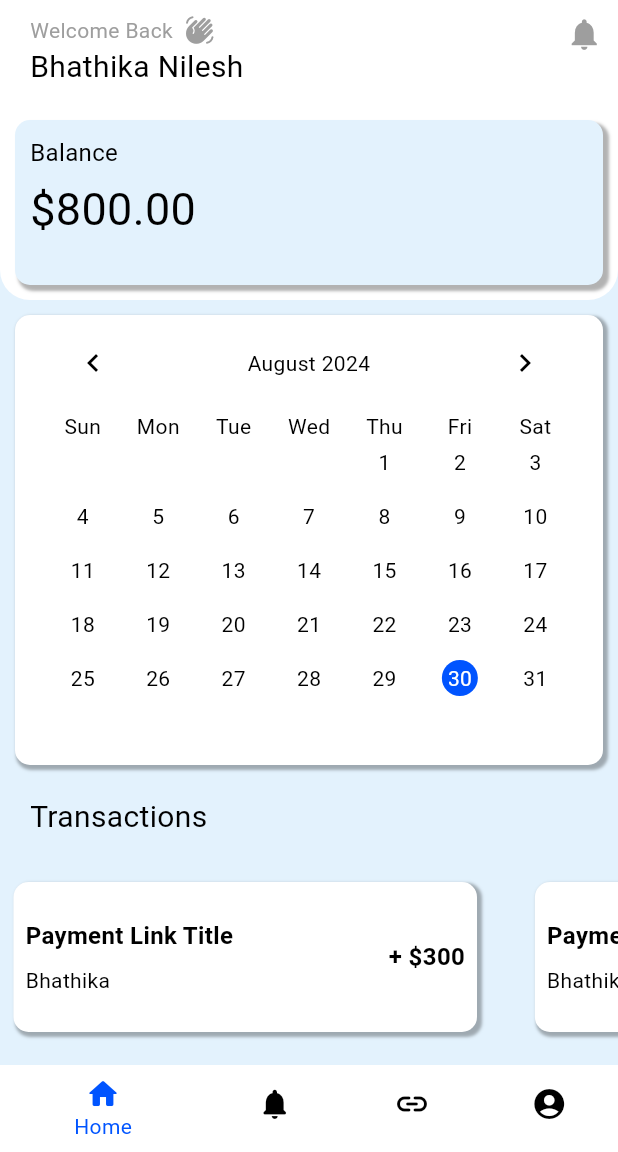
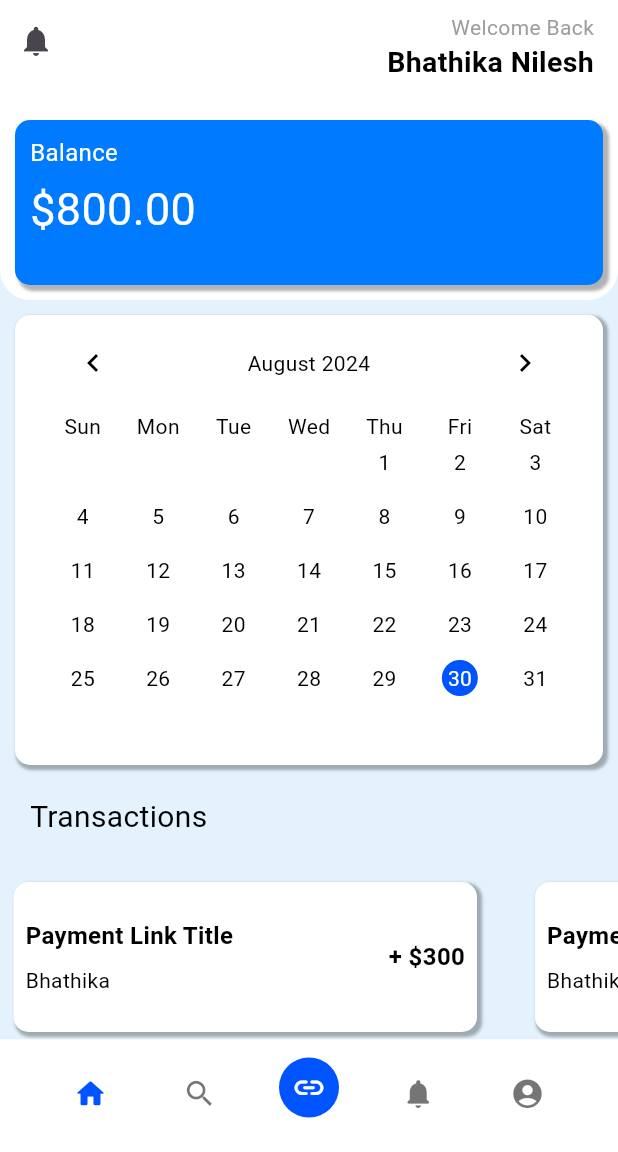
Before and after one commit to bhathiknk/linkcash_app, a Flutter app: the MyHomePage screen opened directly, on a phone screen of 412 x 824 dp, the part 84-1236 px from its top. Run offline on Flutter 3.47's test engine with Material 3 defaults, Android fonts, the phone set to English and light mode, and no system bars; drawn by our look-alikes of table_calendar; our stand-ins replace connectivity_plus, image_picker, shared_preferences; missing offline and left inert: flutter_share; accounts and stored records are empty.

Commit message:
nav bar changed and home page color changed

```diff
--- a/lib/MainScreens/Home_Screen.dart
+++ b/lib/MainScreens/Home_Screen.dart
@@ -15,6 +15,7 @@ class MyHomePage extends StatefulWidget {
 }
 
 class _MyHomePageState extends State<MyHomePage> {
+  // Instance of ConnectivityService to check internet connectivity
   final ConnectivityService _connectivityService = ConnectivityService();
   ConnectivityResult? _initialConnectivityResult;
   bool _isInitialCheckComplete = false;
@@ -22,9 +23,10 @@ class _MyHomePageState extends State<MyHomePage> {
   @override
   void initState() {
     super.initState();
-    _checkInitialConnectivity();
+    _checkInitialConnectivity(); // Check initial internet connectivity when the widget is initialized
   }
 
+  // Function to check initial connectivity and set state accordingly
   Future<void> _checkInitialConnectivity() async {
     var initialConnectivityResult = await _connectivityService.checkInitialConnectivity();
     setState(() {
@@ -42,120 +44,108 @@ class _MyHomePageState extends State<MyHomePage> {
         title: const Text(
           "Link Cash",
           style: TextStyle(
-            color: Colors.white, // Set text color to white
+            color: Colors.white,
           ),
         ),
-        centerTitle: true,
+        centerTitle: true, // Center the title in the AppBar
       ),
+      // Using StreamBuilder to monitor connectivity changes
       body: StreamBuilder<ConnectivityResult>(
         stream: _connectivityService.connectivityStream,
         builder: (context, snapshot) {
           if (!_isInitialCheckComplete) {
-            return Center(child: CircularProgressIndicator());
+            // Show loading indicator while checking initial connectivity
+            return const Center(child: CircularProgressIndicator());
           } else {
-            ConnectivityResult? result = snapshot.data ?? _initialConnectivityResult;
+            final result = snapshot.data ?? _initialConnectivityResult;
             if (result == ConnectivityResult.none) {
+              // Show No Internet UI if there's no connectivity
               return NoInternetUI();
             } else {
+              // If connected, show the main content of the homepage
               return _buildHomePageContent(context);
             }
           }
         },
       ),
+      // Custom Bottom Navigation Bar with a Floating Action Button
       bottomNavigationBar: BottomNavigationBarWithFab(
         currentIndex: 0,
         onTap: (index) {
-          // Handle navigation if needed
+          // Handle bottom navigation tap events if needed
         },
       ),
     );
   }
 
+  // Function to build the main content of the homepage
   Widget _buildHomePageContent(BuildContext context) {
+    final screenWidth = MediaQuery.of(context).size.width; // Get screen width for responsive design
+
     return Container(
-      color: DarkModeHandler.getBackgroundColor(),
+      color: DarkModeHandler.getBackgroundColor(), // Set background color based on theme
       child: Column(
         children: [
-          Stack(
+          _buildTopSection(screenWidth), // Top section with greeting and balance information
+          const SizedBox(height: 10),
+          _buildCalendarContainer(screenWidth), // Calendar widget showing current date and events
+          const SizedBox(height: 20),
+          _buildTransactionsHeader(), // Header for the Transactions section
+          _buildTransactionsList(screenWidth), // Horizontal list of recent transactions
+        ],
+      ),
+    );
+  }
+
+  // Function to build the top section containing welcome message and balance
+  Widget _buildTopSection(double screenWidth) {
+    return Stack(
       children: [
-              ///Top White Container///
         Container(
           decoration: BoxDecoration(
             color: DarkModeHandler.getTopContainerColor(),
-                  borderRadius: BorderRadius.only(
+            borderRadius: const BorderRadius.only(
               bottomLeft: Radius.circular(20),
               bottomRight: Radius.circular(20),
             ),
           ),
-                height: 200,
+          height: 200, // Height of the background container
         ),
-
-              ///'Welcome Back' text///
-              const Positioned(
-                top: 10,
-                left: 10,
-                child: Row(
-                  children: [
-                    SizedBox(width: 10), // Add some space between the icon and text
-                    Text(
-                      'Welcome Back',
-                      style: TextStyle(
-                        fontFamily: 'Roboto',
-                        fontSize: 14,
-                        color: Colors.grey,
+        TopBarFb4(
+          title: 'Welcome Back', // Title message
+          upperTitle: 'Bhathika Nilesh', // Subheading with the user’s name
+          onTapMenu: () {
+            // Handle menu button tap here
+          },
         ),
-                    ),
-                    SizedBox(width: 8),
-                    Icon(Icons.waving_hand_rounded, size: 20, color: Colors.grey),
-                  ],
-                ),
-              ),
-
-              ///'Bhathika Nilesh' text///
         Positioned(
-                top: 30, // Adjust the position as needed
-                left: 20,
-                child: Text(
-                  'Bhathika Nilesh',
-                  style: TextStyle(
-                    fontFamily: 'Roboto',
-                    fontSize: 20,
-                    color: DarkModeHandler.getCalendarTextColor(),
-                  ),
-                ),
-              ),
-
-              ///Notification icon///
-              const Positioned(
-                top: 10,
-                right: 10,
-                child: Icon(Icons.notifications, size: 25, color: Colors.grey),
-              ),
-
-              ///balance show container///
-              Positioned(
-                top: 80, // Adjust the position as needed
+          top: 80,
           left: 10,
           right: 10,
-                child: Container(
+          child: _buildBalanceContainer(), // Positioned widget showing the balance
+        ),
+      ],
+    );
+  }
+
+  // Function to build the balance container showing current balance amount
+  Widget _buildBalanceContainer() {
+    return Container(
       height: 110,
       decoration: BoxDecoration(
-                    //background color called//
-                    color: DarkModeHandler.getBackgroundColor(),
+        color: DarkModeHandler.getMainBalanceContainer(),
         borderRadius: BorderRadius.circular(10),
         boxShadow: [
           BoxShadow(
             color: const Color(0xff000000).withOpacity(0.3),
             spreadRadius: 1,
             blurRadius: 1,
-                        offset: Offset(3, 3), // changes position of shadow
+            offset: const Offset(3, 3), // Shadow effect for depth
           ),
         ],
       ),
-
-                  ///Balance text and value///
       child: Padding(
-                    padding: EdgeInsets.all(10.0),
+        padding: const EdgeInsets.all(10.0),
         child: Column(
           crossAxisAlignment: CrossAxisAlignment.start,
           children: [
@@ -164,31 +154,29 @@ class _MyHomePageState extends State<MyHomePage> {
               style: TextStyle(
                 fontFamily: 'Roboto',
                 fontSize: 16,
-                            color: DarkModeHandler.getMainContainersTextColor(),
+                color: DarkModeHandler.getMainBalanceContainerTextColor(),
               ),
             ),
-                        SizedBox(height: 5),
+            const SizedBox(height: 5),
             Text(
-                          '\$800.00',
+              '\$800.00', // Display the current balance
               style: TextStyle(
                 fontFamily: 'Roboto',
                 fontSize: 30,
-                            color: DarkModeHandler.getMainContainersTextColor(),
+                color: DarkModeHandler.getMainBalanceContainerTextColor(),
               ),
             ),
           ],
         ),
       ),
-                ),
-              ),
-            ],
-          ),
+    );
+  }
 
-          ///calendar container///
-          const SizedBox(height: 10), // space between the white container and the calendar
-          Container(
+  // Function to build the container that holds the Calendar widget
+  Widget _buildCalendarContainer(double screenWidth) {
+    return Container(
       padding: const EdgeInsets.symmetric(horizontal: 20),
-            width: MediaQuery.of(context).size.width - 20,
+      width: screenWidth - 20,
       decoration: BoxDecoration(
         color: DarkModeHandler.getMainContainersColor(),
         borderRadius: BorderRadius.circular(10),
@@ -197,17 +185,18 @@ class _MyHomePageState extends State<MyHomePage> {
             color: const Color(0xff000000).withOpacity(0.3),
             spreadRadius: 1,
             blurRadius: 1,
-                  offset: Offset(2, 2), // changes position of shadow
+            offset: const Offset(2, 2), // Shadow for the container
           ),
         ],
       ),
-            child: CalendarWidget(),
-          ),
+      child: const CalendarWidget(), // Custom calendar widget
+    );
+  }
 
-          /// 'Transactions' text///
-          const SizedBox(height: 20), // Add some space between the white calendar container and the Transaction text
-          Padding(
-            padding: EdgeInsets.symmetric(horizontal: 20),
+  // Function to build the header for the Transactions section
+  Widget _buildTransactionsHeader() {
+    return Padding(
+      padding: const EdgeInsets.symmetric(horizontal: 20),
       child: Row(
         children: [
           Text(
@@ -218,22 +207,33 @@ class _MyHomePageState extends State<MyHomePage> {
               color: DarkModeHandler.getMainContainersTextColor(),
             ),
           ),
-                Spacer(), // Add flexible space to push the text to the left
+          const Spacer(), // Space between the header and any potential action buttons
         ],
       ),
-          ),
+    );
+  }
 
-          /// Transactions show container///
-          Expanded(
+  // Function to build the list of recent transactions
+  Widget _buildTransactionsList(double screenWidth) {
+    return Expanded(
       child: SingleChildScrollView(
-              scrollDirection: Axis.horizontal, // Allow scrolling horizontally
+        scrollDirection: Axis.horizontal, // Horizontal scrolling
         child: Row(
           children: List.generate(
-                  5, // Number of containers to generate
-                      (index) => Padding(
-                    padding: const EdgeInsets.all(9.0), // Add padding between containers
+            5, // Number of transactions to display
+                (index) => _buildTransactionItem(screenWidth),
+          ),
+        ),
+      ),
+    );
+  }
+
+  // Function to build each transaction item in the list
+  Widget _buildTransactionItem(double screenWidth) {
+    return Padding(
+      padding: const EdgeInsets.all(9.0),
       child: Container(
-                      width: MediaQuery.of(context).size.width * 0.8, // Adjust the width of the container
+        width: screenWidth * 0.8,
         decoration: BoxDecoration(
           color: DarkModeHandler.getBackgroundColor(),
           borderRadius: BorderRadius.circular(10),
@@ -241,60 +241,65 @@ class _MyHomePageState extends State<MyHomePage> {
         child: Column(
           crossAxisAlignment: CrossAxisAlignment.start,
           children: [
-                          const SizedBox(
-                            height: 20, // Add space between SizedBox widgets
+            const SizedBox(height: 20),
+            _buildTransactionDetails(screenWidth), // Transaction details like title and amount
+          ],
         ),
-                          Container(
-                            width: MediaQuery.of(context).size.width * 0.75, // Adjust the width of the inner container
+      ),
+    );
+  }
+
+  // Function to build the details of each transaction, including title and amount
+  Widget _buildTransactionDetails(double screenWidth) {
+    return Container(
+      width: screenWidth * 0.75,
       decoration: BoxDecoration(
         color: DarkModeHandler.getMainContainersColor(),
-                              borderRadius: BorderRadius.circular(10), // Adjust the border radius
+        borderRadius: BorderRadius.circular(10),
         boxShadow: [
           BoxShadow(
             color: const Color(0xff000000).withOpacity(0.3),
             spreadRadius: 1,
             blurRadius: 1,
-                                  offset: Offset(2, 2), // changes position of shadow
+            offset: const Offset(2, 2), // Shadow for the transaction item
           ),
         ],
       ),
       child: SizedBox(
-                              width: MediaQuery.of(context).size.width * 0.75, // Adjust the width
-                              height: 100, // Adjust the height
+        width: screenWidth * 0.75,
+        height: 100, // Set the height for the transaction detail container
         child: Row(
-                                mainAxisAlignment: MainAxisAlignment.spaceBetween, // Align content horizontally
-                                children: [
-                                  Column(
-                                    crossAxisAlignment: CrossAxisAlignment.start,
-                                    mainAxisAlignment: MainAxisAlignment.center, // Align content vertically
+          mainAxisAlignment: MainAxisAlignment.spaceBetween,
           children: [
             Padding(
-                                        padding: EdgeInsets.only(left: 8.0),
-                                        child: Text(
-                                          "Payment Link Title",
+              padding: const EdgeInsets.only(left: 8.0),
+              child: Column(
+                crossAxisAlignment: CrossAxisAlignment.start,
+                mainAxisAlignment: MainAxisAlignment.center,
+                children: [
+                  Text(
+                    "Payment Link Title", // Title of the transaction
                     style: TextStyle(
                       fontSize: 16,
                       fontWeight: FontWeight.bold,
                       color: DarkModeHandler.getMainContainersTextColor(),
                     ),
                   ),
-                                      ),
-                                      Padding(
-                                        padding: EdgeInsets.only(left: 8.0, top: 8.0),
-                                        child: Text(
-                                          "Bhathika",
+                  const SizedBox(height: 8.0),
+                  Text(
+                    "Bhathika", // Payee or transaction participant name
                     style: TextStyle(
                       fontSize: 14,
                       color: DarkModeHandler.getMainContainersTextColor(),
                     ),
                   ),
-                                      ),
                 ],
               ),
+            ),
             Padding(
-                                    padding: EdgeInsets.all(8.0),
+              padding: const EdgeInsets.all(8.0),
               child: Text(
-                                      "+ \$300",
+                "+ \$300", // Transaction amount
                 style: TextStyle(
                   fontSize: 16,
                   fontWeight: FontWeight.bold,
@@ -305,13 +310,57 @@ class _MyHomePageState extends State<MyHomePage> {
           ],
         ),
       ),
+    );
+  }
+}
+
+// Define the TopBarFb4 widget used in the top section
+class TopBarFb4 extends StatelessWidget {
+  final String title;
+  final String upperTitle;
+  final Function() onTapMenu;
+
+  const TopBarFb4({
+    required this.title,
+    required this.upperTitle,
+    required this.onTapMenu,
+    Key? key,
+  }) : super(key: key);
+
+  @override
+  Widget build(BuildContext context) {
+    return SizedBox(
+      width: MediaQuery.of(context).size.width,
+      child: Row(
+        mainAxisAlignment: MainAxisAlignment.spaceBetween,
+        children: [
+          IconButton(
+            icon: const Icon(Icons.notifications),
+            onPressed: onTapMenu, // Trigger action when menu button is pressed
+          ),
+          Padding(
+            padding: const EdgeInsets.only(right: 16.0, top: 8.0),
+            child: Column(
+              mainAxisAlignment: MainAxisAlignment.start,
+              crossAxisAlignment: CrossAxisAlignment.end,
+              children: [
+                Text(
+                  title,
+                  style: const TextStyle(
+                    color: Colors.grey,
+                    fontSize: 14,
+                    fontWeight: FontWeight.normal,
+                  ),
+                ),
+                Text(
+                  upperTitle,
+                  style: const TextStyle(
+                    color: Colors.black,
+                    fontSize: 19,
+                    fontWeight: FontWeight.bold,
+                  ),
                 ),
               ],
-                      ),
-                    ),
-                  ),
-                ),
-              ),
             ),
           ),
         ],
--- a/lib/WidgetsCom/bottom_navigation_bar.dart
+++ b/lib/WidgetsCom/bottom_navigation_bar.dart
@@ -15,23 +15,15 @@ class BottomNavigationBarWithFab extends StatefulWidget {
   }) : super(key: key);
 
   @override
-  _BottomNavigationBarWithFabState createState() =>
-      _BottomNavigationBarWithFabState();
+  _BottomNavBarFb1State createState() => _BottomNavBarFb1State();
 }
 
-class _BottomNavigationBarWithFabState
-    extends State<BottomNavigationBarWithFab> {
-  @override
-  Widget build(BuildContext context) {
-    return Theme(
-      data: Theme.of(context).copyWith(
-        canvasColor: Color(0xFFFFFFFF), // Set the background color of the BottomNavigationBar
-      ),
-      child: BottomNavigationBar(
-        backgroundColor: Colors.transparent, // Set background color of the BottomNavigationBar to be transparent
-        elevation: 0.0, // Remove the default shadow effect
-        currentIndex: widget.currentIndex,
-        onTap: (index) {
+class _BottomNavBarFb1State extends State<BottomNavigationBarWithFab> {
+  final primaryColor = const Color(0xff4338CA);
+  final backgroundColor = const Color(0xffffffff);
+
+  // Handle navigation on icon tap
+  void _navigateToPage(int index) {
     switch (index) {
       case 0:
         Navigator.push(
@@ -57,29 +49,144 @@ class _BottomNavigationBarWithFabState
           MaterialPageRoute(builder: (context) => ProfilePage()),
         );
         break;
+      default:
+        break;
     }
+  }
+
+  @override
+  Widget build(BuildContext context) {
+    return SafeArea(
+      child: SizedBox(
+        height: 75, // Set the desired height for the BottomAppBar
+        child: BottomAppBar(
+          color: backgroundColor,
+          child: Padding(
+            padding: const EdgeInsets.symmetric(horizontal: 8.0), // Adjust horizontal padding if needed
+            child: Row(
+              mainAxisAlignment: MainAxisAlignment.spaceBetween,
+              children: [
+                IconBottomBar(
+                  icon: Icons.home_rounded,
+                  selected: widget.currentIndex == 0,
+                  onPressed: () {
+                    widget.onTap(0);
+                    _navigateToPage(0);
                   },
-        unselectedItemColor: Colors.black, // Set the unselected item color to black
-        selectedItemColor: Color(0xFF0054FF), // Set the selected item color to blue
-        items: const [
-          BottomNavigationBarItem(
-            icon: Icon(Icons.home_rounded),
-            label: 'Home',
                 ),
-          BottomNavigationBarItem(
-            icon: Icon(Icons.notifications_rounded),
-            label: 'Notification',
+                IconBottomBar(
+                  icon: Icons.search_outlined,
+                  selected: false,
+                  onPressed: () {
+                    // Placeholder action for search, update logic as needed
+                  },
                 ),
-          BottomNavigationBarItem(
-            icon: Icon(Icons.link_rounded),
-            label: 'Link',
+                IconBottomBar2(
+                  icon: Icons.link_rounded,
+                  selected: widget.currentIndex == 2,
+                  onPressed: () {
+                    widget.onTap(2);
+                    _navigateToPage(2);
+                  },
                 ),
-          BottomNavigationBarItem(
-            icon: Icon(Icons.account_circle_rounded),
-            label: 'Account',
+                IconBottomBar(
+                  icon: Icons.notifications_rounded,
+                  selected: widget.currentIndex == 1,
+                  onPressed: () {
+                    widget.onTap(1);
+                    _navigateToPage(1);
+                  },
+                ),
+                IconBottomBar(
+                  icon: Icons.account_circle_rounded,
+                  selected: widget.currentIndex == 3,
+                  onPressed: () {
+                    widget.onTap(3);
+                    _navigateToPage(3);
+                  },
                 ),
               ],
+            ),
+          ),
+        ),
       ),
     );
   }
 }
+
+class IconBottomBar extends StatelessWidget {
+  const IconBottomBar({
+    Key? key,
+    required this.icon,
+    required this.selected,
+    required this.onPressed,
+  }) : super(key: key);
+
+  final IconData icon;
+  final bool selected;
+  final Function() onPressed;
+
+  final primaryColor = const Color(0xFF0054FF);
+
+  @override
+  Widget build(BuildContext context) {
+    return Expanded(
+      child: Align(
+        alignment: Alignment.topCenter,
+        child: Column(
+          mainAxisSize: MainAxisSize.min,
+          children: [
+            IconButton(
+              onPressed: onPressed,
+              icon: Icon(
+                icon,
+                size: 23,
+                color: selected ? primaryColor : Colors.black54,
+              ),
+            ),
+          ],
+        ),
+      ),
+    );
+  }
+}
+
+class IconBottomBar2 extends StatelessWidget {
+  const IconBottomBar2({
+    Key? key,
+    required this.icon,
+    required this.selected,
+    required this.onPressed,
+  }) : super(key: key);
+
+  final IconData icon;
+  final bool selected;
+  final Function() onPressed;
+
+  final primaryColor = const Color(0xFF0054FF);
+
+  @override
+  Widget build(BuildContext context) {
+    return Expanded(
+      child: Align(
+        alignment: Alignment.topCenter,
+        child: Column(
+          mainAxisSize: MainAxisSize.min,
+          children: [
+            CircleAvatar(
+              backgroundColor: primaryColor,
+              child: IconButton(
+                onPressed: onPressed,
+                icon: Icon(
+                  icon,
+                  size: 23,
+                  color: Colors.white,
+                ),
+              ),
+            ),
+          ],
+        ),
+      ),
+    );
+  }
+}
--- a/lib/WidgetsCom/dark_mode_handler.dart
+++ b/lib/WidgetsCom/dark_mode_handler.dart
@@ -17,29 +17,43 @@ class DarkModeHandler {
     await prefs.setBool('isDarkMode', isDarkMode);
   }
 
-  static Color getBackgroundColor() {
-    return isDarkMode ? Color(0xFF303030) : const Color(0xFFE3F2FD);
+  //app bar color
+  static Color getAppBarColor() {
+    return isDarkMode ? Colors.black : const Color(0xFF0012fb);
   }
 
+  //background color
+  static Color getBackgroundColor() {
+    return isDarkMode ? Color(0xFF303030) :  Color(0xFFE3F2FD);
+  }
+
+  //home page balance container included container
+  static Color getTopContainerColor() {
+    return isDarkMode ? Color(0xFF212121) : Colors.white;
+  }
+
+  //home page balace container color
+  static Color getMainBalanceContainer() {
+    return isDarkMode ? Color(0xFF303030) :  Color(0xFF007BFF);
+  }
+  static Color getMainBalanceContainerTextColor() {
+    return isDarkMode ? Colors.white : Colors.white;
+  }
+
+  //home page transaction details container color
+  static Color getMainContainersColor() {
+    return isDarkMode ? Color(0xFF424242) : Colors.white;
+  }
   static Color getMainContainersTextColor() {
     return isDarkMode ? Colors.white : Colors.black;
   }
 
-  static Color getAppBarColor() {
-    return isDarkMode ? Colors.black : const Color(0xFF0012fb);
-  }
-
-  static Color getTopContainerColor() {
-    return isDarkMode ? Color(0xFF212121) : Colors.white;
-  }
-
-  static Color getMainContainersColor() {
-    return isDarkMode ? Color(0xFF424242) : Colors.white;
-  }
+  //calendar text color
   static Color getCalendarTextColor() {
     return isDarkMode ? Colors.white : Colors.black;
   }
 
+  //container shadow color
   static Color getContainersShadowColor() {
     return isDarkMode ? Color(0xFF000000) : Color(0xff000000);
   }
--- a/lib/main.dart
+++ b/lib/main.dart
@@ -17,7 +17,7 @@ class MyApp extends StatelessWidget {
       title: 'Material App',
       initialRoute: WelcomeScreen.routeName,
       routes: {
-        WelcomeScreen.routeName: (context) => WelcomeScreen(),
+        WelcomeScreen.routeName: (context) => MyHomePage(),
       },
     );
   }
```
Also changed, not shown: lib/MainScreens/Create_Link_Screen.dart (+32 -6 lines), lib/MainScreens/Link_Screen.dart (+12 -21 lines), lib/MainScreens/Profile_Screen.dart (+54 -41 lines), lib/WidgetsCom/gradient_button_fb4.dart (added, +45 -0 lines). Lines whose indentation alone changed are shown as unchanged.
